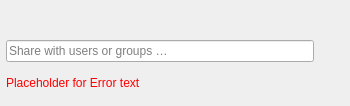
The window that src/gui/shareusergroupwidget.ui (nextcloud/desktop) describes before a commit, drawn with Qt 5.
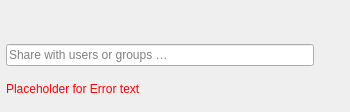
The same window after the commit. Icons and pictures are not drawn.

Patch:
```diff
--- a/src/gui/shareusergroupwidget.ui
+++ b/src/gui/shareusergroupwidget.ui
@@ -7,7 +7,7 @@
     <x>0</x>
     <y>0</y>
     <width>350</width>
-    <height>106</height>
+    <height>112</height>
    </rect>
   </property>
   <property name="sizePolicy">
```
